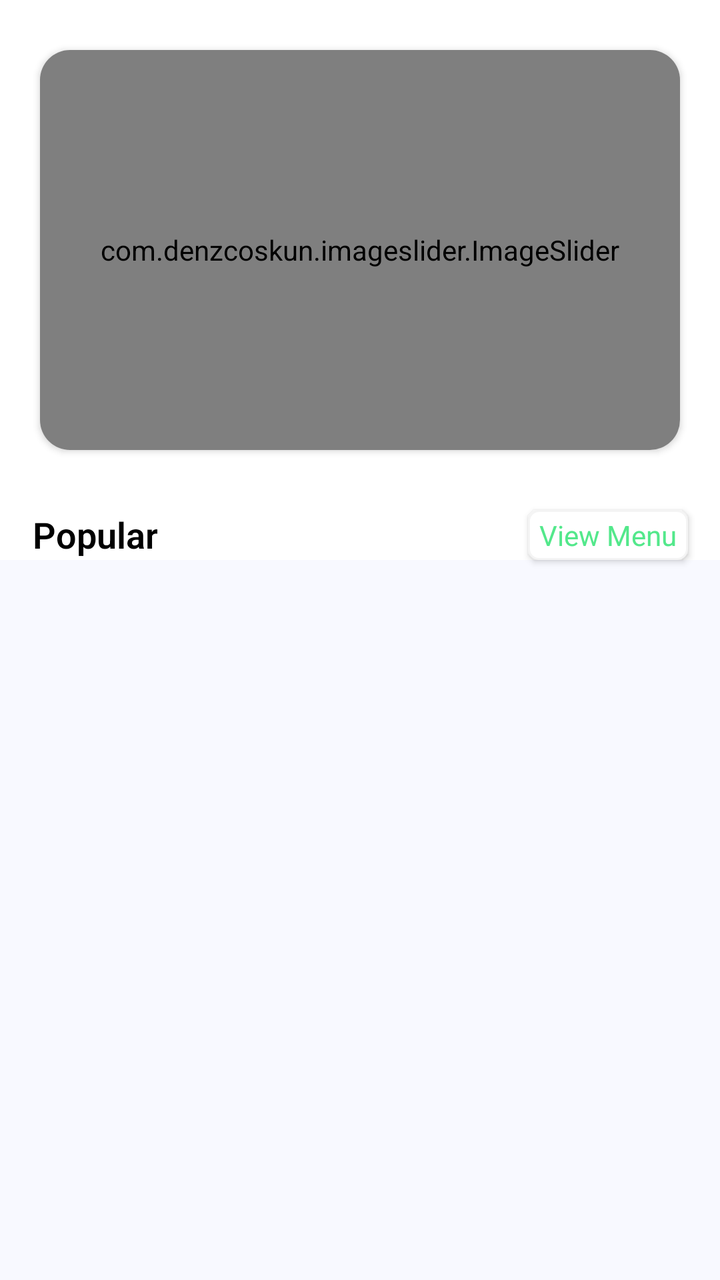
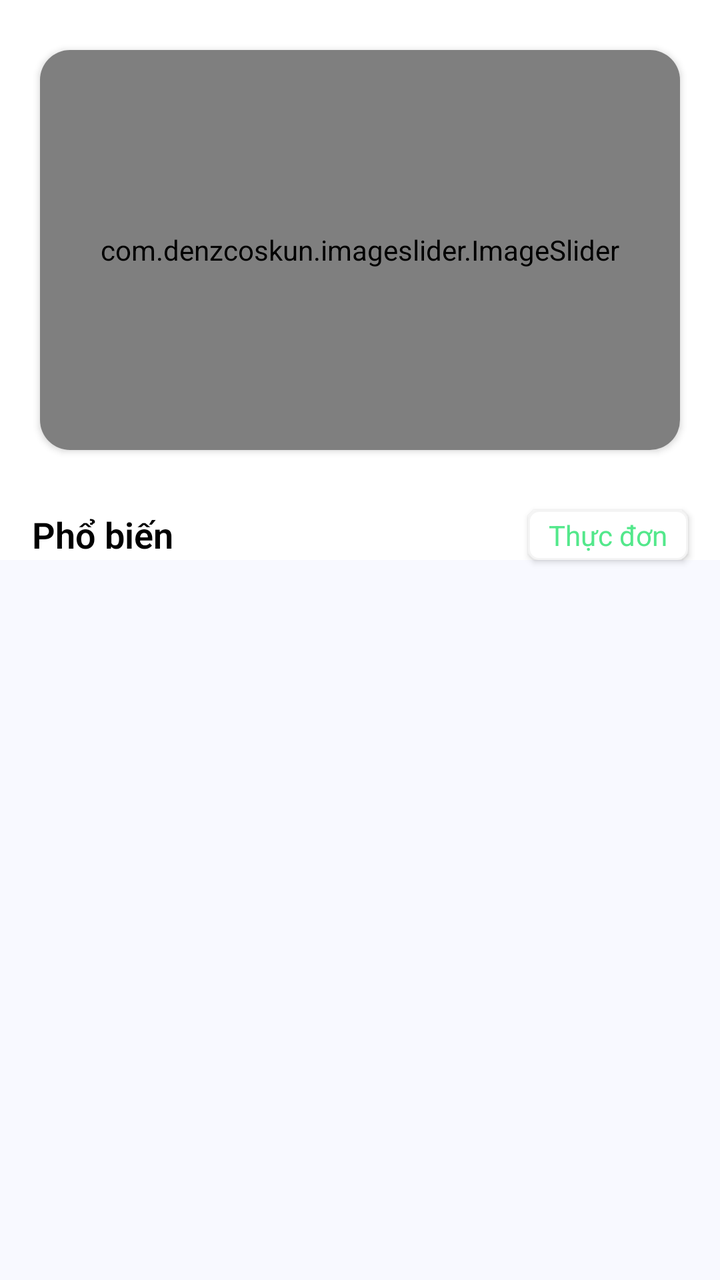

Screens rendered from an Android XML layout before and after an edit, with the pre-edit source and the edit as a unified diff.
<!-- AndroidManifest.xml: application theme Theme.MyApplication -->
<!-- res/layout/fragment_home.xml -->
<?xml version="1.0" encoding="utf-8"?>
<androidx.constraintlayout.widget.ConstraintLayout xmlns:android="http://schemas.android.com/apk/res/android"
    xmlns:app="http://schemas.android.com/apk/res-auto"
    xmlns:tools="http://schemas.android.com/tools"
    android:layout_width="match_parent"
    android:layout_height="match_parent"
    tools:context=".Fragment.HomeFragment">

    <androidx.cardview.widget.CardView
        android:id="@+id/cardView"
        android:layout_width="match_parent"
        android:layout_height="200dp"
        android:layout_marginStart="20dp"
        android:layout_marginTop="25dp"
        android:layout_marginEnd="20dp"
        app:cardCornerRadius="15dp"
        app:layout_constraintEnd_toEndOf="parent"
        app:layout_constraintHorizontal_bias="0.0"
        app:layout_constraintStart_toStartOf="parent"
        app:layout_constraintTop_toTopOf="parent">

        <com.denzcoskun.imageslider.ImageSlider
            android:id="@+id/image_slider"
            android:layout_width="match_parent"
            android:layout_height="match_parent"
            app:iss_auto_cycle="true"
            app:iss_delay="3000"
            app:iss_no_dots="true"
            app:iss_period="3000"
            app:iss_text_align="CENTER" />
    </androidx.cardview.widget.CardView>

    <ListView
        android:id="@+id/listView"
        android:layout_width="match_parent"
        android:layout_height="0dp"
        android:divider="@null"
        android:background="#F8F9FF"
        app:layout_constraintBottom_toBottomOf="parent"
        app:layout_constraintTop_toBottomOf="@+id/textView14" />

    <TextView
        android:id="@+id/textView13"
        android:layout_width="wrap_content"
        android:layout_height="wrap_content"
        android:layout_marginLeft="16dp"
        android:layout_marginTop="30dp"
        android:textAlignment="center"
        android:textColor="@color/black"
        android:textFontWeight="600"
        android:textSize="18dp"
        app:fontFamily="@font/yeonsung_regular"
        android:text="Popular"
        app:layout_constraintStart_toStartOf="parent"
        app:layout_constraintTop_toBottomOf="@+id/cardView" />

    <TextView
        android:id="@+id/textView14"
        android:layout_width="80dp"
        android:layout_height="25dp"
        android:layout_marginTop="30dp"
        android:layout_marginRight="16dp"
        android:textSize="14dp"
        android:background="@drawable/textviewshape"
        android:elevation="2dp"
        android:gravity="center"
        android:text="View Menu"
        android:textColor="@color/green"
        app:layout_constraintEnd_toEndOf="parent"
        app:layout_constraintTop_toBottomOf="@+id/cardView" />


</androidx.constraintlayout.widget.ConstraintLayout>
<!-- resources referenced by this layout -->
<resources>
  <color name="black">#FF000000</color>
  <color name="green">#53E88B</color>
  <!-- drawable textviewshape (drawable) -->
  <?xml version="1.0" encoding="utf-8"?>
  <shape xmlns:android="http://schemas.android.com/apk/res/android">
      <stroke android:width="1dp" android:color="#f4f4f4"/>
          <solid android:color="@color/white"/>
          <corners android:radius="5dp"/>
  </shape>
  <style name="Theme.MyApplication" parent="Theme.MaterialComponents.DayNight.NoActionBar">
          
          <item name="colorPrimary">@color/purple_500</item>
          <item name="colorPrimaryVariant">@color/purple_700</item>
          <item name="colorOnPrimary">@color/white</item>
          
          <item name="colorSecondary">@color/teal_200</item>
          <item name="colorSecondaryVariant">@color/teal_700</item>
          <item name="colorOnSecondary">@color/black</item>
  
          
          <item name="android:statusBarColor" tools:targetApi="l">?attr/colorPrimaryVariant</item>
          
      </style>
  <color name="white">#FFFFFFFF</color>
  <color name="purple_500">#2A9C68</color>
  <color name="purple_700">#6200EE</color>
  <color name="teal_200">#03DAC5</color>
  <color name="teal_700">#018786</color>
</resources>

<!-- the commit's change to res/layout/fragment_home.xml (unified diff, before → after) -->
@@ -45,12 +45,12 @@
         android:layout_height="wrap_content"
         android:layout_marginLeft="16dp"
         android:layout_marginTop="30dp"
+        android:text="Phổ biến"
         android:textAlignment="center"
         android:textColor="@color/black"
         android:textFontWeight="600"
         android:textSize="18dp"
         app:fontFamily="@font/yeonsung_regular"
-        android:text="Popular"
         app:layout_constraintStart_toStartOf="parent"
         app:layout_constraintTop_toBottomOf="@+id/cardView" />
 
@@ -60,12 +60,12 @@
         android:layout_height="25dp"
         android:layout_marginTop="30dp"
         android:layout_marginRight="16dp"
-        android:textSize="14dp"
         android:background="@drawable/textviewshape"
         android:elevation="2dp"
         android:gravity="center"
-        android:text="View Menu"
+        android:text="Thực đơn"
         android:textColor="@color/green"
+        android:textSize="14dp"
         app:layout_constraintEnd_toEndOf="parent"
         app:layout_constraintTop_toBottomOf="@+id/cardView" />
 
